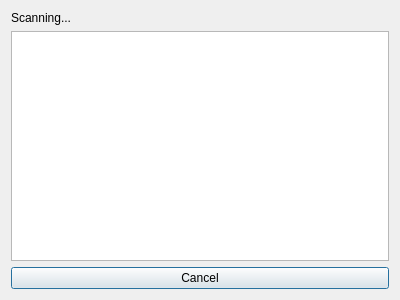
Above: Sources/Chat/Bluetooth/Forms/remoteselector.ui from glwu/WinT-Messenger before the change. Below: the same form after it.
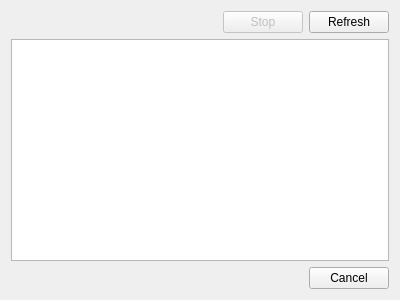
That is the form after the change.

Patch:
```diff
--- a/Sources/Chat/Bluetooth/Forms/remoteselector.ui
+++ b/Sources/Chat/Bluetooth/Forms/remoteselector.ui
@@ -15,21 +15,101 @@
   </property>
   <layout class="QVBoxLayout" name="verticalLayout">
    <item>
-    <widget class="QLabel" name="status">
-     <property name="text">
-      <string>Scanning...</string>
+    <layout class="QHBoxLayout" name="horizontalLayout">
+     <property name="sizeConstraint">
+      <enum>QLayout::SetMinAndMaxSize</enum>
      </property>
-    </widget>
+     <property name="topMargin">
+      <number>0</number>
+     </property>
+     <item>
+      <widget class="QLabel" name="busyAnimation">
+       <property name="text">
+        <string/>
+       </property>
+      </widget>
+     </item>
+     <item>
+      <widget class="QLabel" name="statusLabel">
+       <property name="text">
+        <string>&lt;status&gt;</string>
+       </property>
+      </widget>
+     </item>
+     <item>
+      <spacer name="horizontalSpacer">
+       <property name="orientation">
+        <enum>Qt::Horizontal</enum>
+       </property>
+       <property name="sizeHint" stdset="0">
+        <size>
+         <width>40</width>
+         <height>20</height>
+        </size>
+       </property>
+      </spacer>
+     </item>
+     <item>
+      <widget class="QPushButton" name="stopButton">
+       <property name="enabled">
+        <bool>false</bool>
+       </property>
+       <property name="text">
+        <string>Stop</string>
+       </property>
+       <property name="flat">
+        <bool>false</bool>
+       </property>
+      </widget>
+     </item>
+     <item>
+      <widget class="QPushButton" name="refreshButton">
+       <property name="text">
+        <string>Refresh</string>
+       </property>
+       <property name="flat">
+        <bool>false</bool>
+       </property>
+      </widget>
+     </item>
+    </layout>
    </item>
    <item>
-    <widget class="QListWidget" name="remoteDevices"/>
+    <widget class="QListWidget" name="remoteDevices">
+     <property name="autoFillBackground">
+      <bool>true</bool>
+     </property>
+    </widget>
    </item>
    <item>
-    <widget class="QPushButton" name="cancelButton">
-     <property name="text">
-      <string>Cancel</string>
+    <layout class="QHBoxLayout" name="bottomHLayout">
+     <property name="topMargin">
+      <number>0</number>
      </property>
-    </widget>
+     <item>
+      <spacer name="bottomHSpacer">
+       <property name="orientation">
+        <enum>Qt::Horizontal</enum>
+       </property>
+       <property name="sizeHint" stdset="0">
+        <size>
+         <width>40</width>
+         <height>20</height>
+        </size>
+       </property>
+      </spacer>
+     </item>
+     <item>
+      <widget class="QPushButton" name="cancelButton">
+       <property name="text">
+        <string>Cancel</string>
+       </property>
+       <property name="flat">
+        <bool>false</bool>
+       </property>
+      </widget>
+     </item>
+    </layout>
    </item>
   </layout>
  </widget>
```
Left out of the diff: 19 changed lines with no effect on the pictures.
